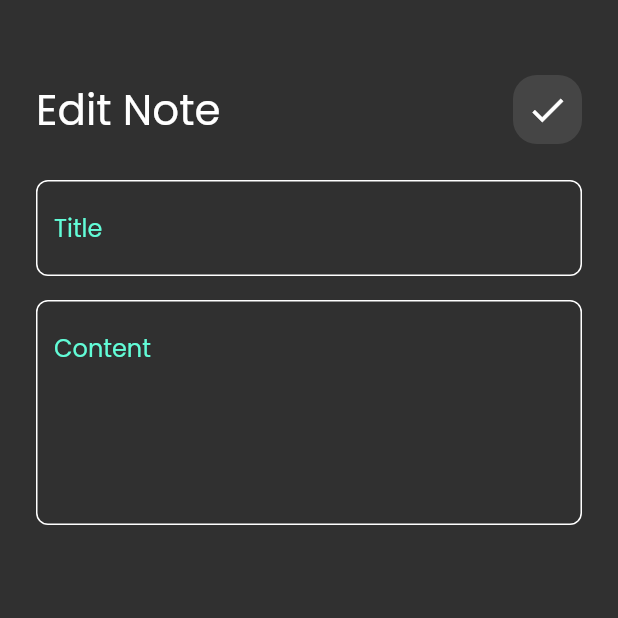
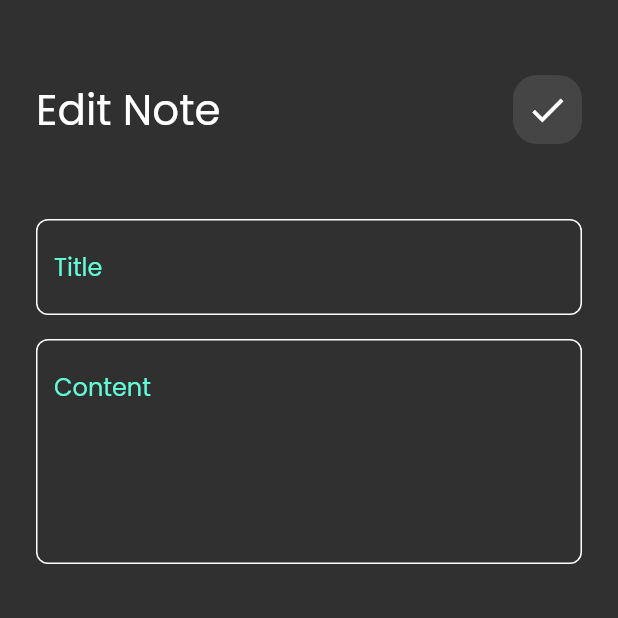
Before and after one commit to MakariosFared/notes_app, a Flutter app: the EditNoteView screen opened directly, on a phone screen of 412 x 824 dp, the top half of it. Run offline on Flutter 3.47's test engine with Material 3 defaults, Android fonts, the phone set to English and light mode, and no system bars; our stand-ins replace font_awesome_flutter.

```diff
--- a/lib/views/widgets/edit_note_view_body.dart
+++ b/lib/views/widgets/edit_note_view_body.dart
@@ -16,7 +16,7 @@ class EditNoteViewBody extends StatelessWidget {
           ),
           CustomAppBar(title: 'Edit Note' ,icon: Icons.done),
           SizedBox(
-            height: 24,
+            height: 50,
           ),
           CustomTextField(
             hint: 'Title',
```
Also changed, not shown: lib/models/note_model.dart (added, +12 -0 lines).
